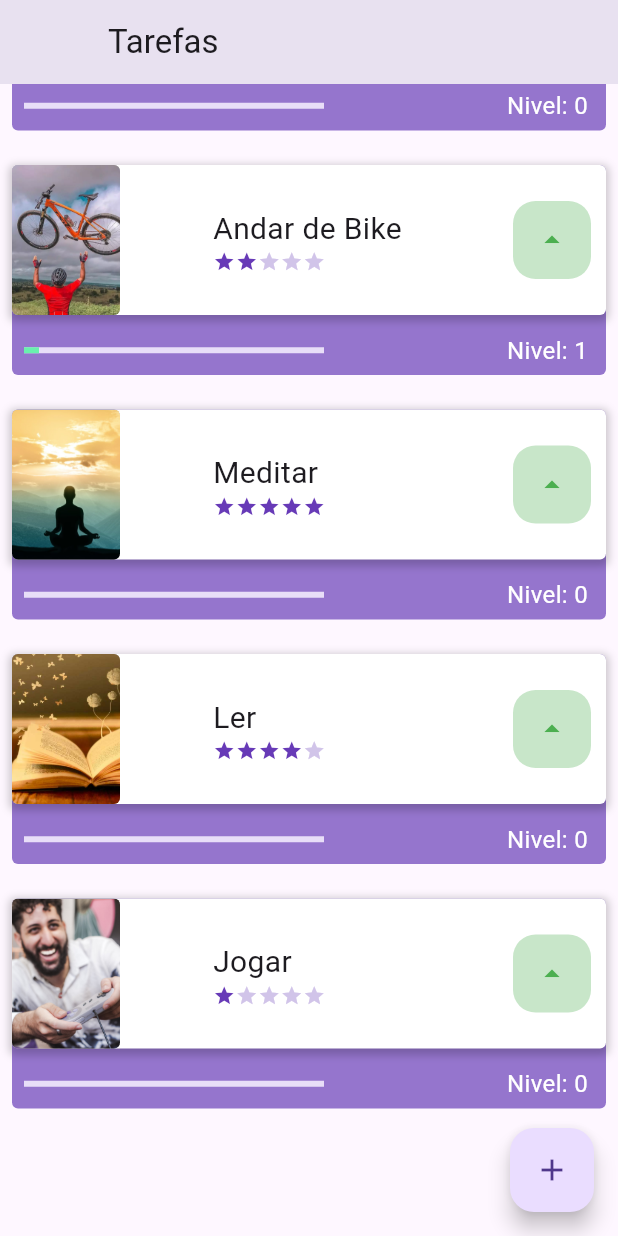
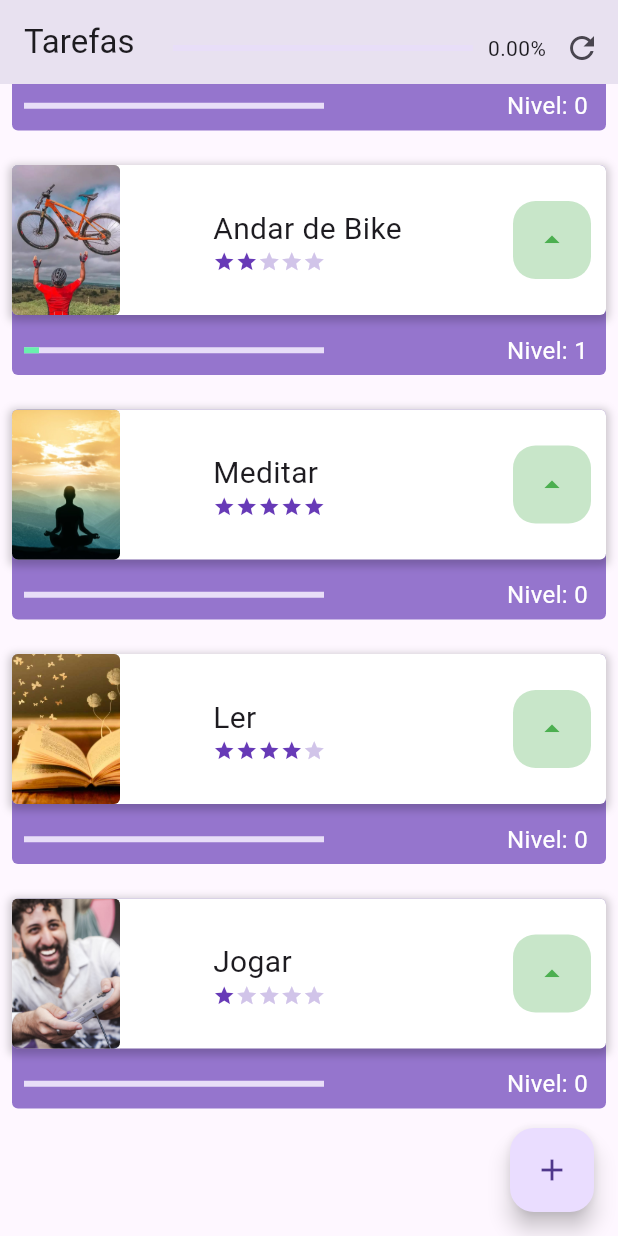
Before and after one commit to analubarreto/primeiro_projeto_flutter, a Flutter app: the screen it shows after launch, scrolled down 125 dp, after a tap on the "arrow drop up" icon, on a phone screen of 412 x 824 dp. Run offline on Flutter 3.47's test engine with Material 2 defaults, Android fonts, the phone set to English and light mode, and no system bars.

Commit message:
Finished challenge

```diff
--- a/lib/Components/task.dart
+++ b/lib/Components/task.dart
@@ -1,15 +1,15 @@
 import 'package:flutter/material.dart';
 import 'package:primeiro_projeto/components/difficulty.dart';
+import 'package:primeiro_projeto/data/task_inherited.dart';
 
 class Task extends StatefulWidget {
   final String name;
   final String photo;
   final int difficulty;
+  late int level;
 
-  Task(this.name, this.photo, this.difficulty, {Key? key})
+  Task(this.name, this.photo, this.difficulty, this.level, {Key? key})
       : super(key: key);
-
-  int level = 0;
 
   @override
   State<Task> createState() => _TaskState();
@@ -89,8 +89,11 @@ class _TaskState extends State<Task> {
                              child: IconButton(
                                onPressed: () {
                                  setState(() {
-                                   if (widget.level < widget.difficulty * 10) widget.level += 1;
-                                 });
+                                   if (widget.level < widget.difficulty * 10) {
+                                      widget.level += 1;
+                                      TaskInherited.of(context).updateLevel(widget.level);
+                                   }
+                                });
                                },
                                icon: const Icon(Icons.arrow_drop_up),
                                color: Colors.green,
--- a/lib/Data/task_inherited.dart
+++ b/lib/Data/task_inherited.dart
@@ -3,21 +3,36 @@ import 'package:primeiro_projeto/components/task.dart';
 
 class TaskInherited extends InheritedWidget {
   TaskInherited({
-    super.key,
+    Key? key,
     required Widget child,
-  }) : super(child: child);
+  }) : super(key: key, child: child) {
+    calculateTotalLevel();
+  }
 
   final List<Task> taskList = [
-    Task('Aprender Flutter', 'assets/images/dash.png', 3),
-    Task('Andar de Bike', 'assets/images/bike.webp', 2),
-    Task('Meditar', 'assets/images/meditar.jpeg', 5),
-    Task('Ler', 'assets/images/livro.jpg', 4),
-    Task('Jogar', 'assets/images/jogar.jpg', 1),
+    Task('Aprender Flutter', 'assets/images/dash.png', 3, 0),
+    Task('Andar de Bike', 'assets/images/bike.webp', 2, 0),
+    Task('Meditar', 'assets/images/meditar.jpeg', 5, 0),
+    Task('Ler', 'assets/images/livro.jpg', 4, 0),
+    Task('Jogar', 'assets/images/jogar.jpg', 1, 0),
   ];
 
+  late double totalLevel = 0;
+
   void newTask(String name, String photo, int difficulty) {
-    Task newTask = Task(name, photo, difficulty);
+    Task newTask = Task(name, photo, difficulty, 0);
     taskList.add(newTask);
+  }
+
+  void updateLevel(int level) {
+    for (var element in taskList) {
+      if (element.level > element.difficulty * 10) element.level = element.difficulty * 10;
+    }}
+
+  void calculateTotalLevel() {
+    double listLevel = taskList.fold(0, (previousValue, element) => previousValue + element.level);
+    double totalDifficulty = taskList.fold(0, (previousValue, element) => previousValue + element.difficulty);
+    totalLevel = (listLevel / (totalDifficulty * 10)) * 100;
   }
 
   static TaskInherited of(BuildContext context) {
@@ -28,6 +43,6 @@ class TaskInherited extends InheritedWidget {
 
   @override
   bool updateShouldNotify(TaskInherited oldWidget) {
-    return oldWidget.taskList != taskList;
+    return oldWidget.taskList != taskList || oldWidget.totalLevel != totalLevel;
   }
 }
--- a/lib/Screens/form_screen.dart
+++ b/lib/Screens/form_screen.dart
@@ -40,7 +40,7 @@ class _FormScreenState extends State<FormScreen> {
                    child: Column(
                      children: [
                        Padding(
-                         padding: EdgeInsets.symmetric(vertical: 20, horizontal: 10),
+                         padding: const EdgeInsets.symmetric(vertical: 20, horizontal: 10),
                          child: TextFormField(
                            validator: (String? value) {
                              if (isNullOrEmpty(value)) return 'Insira o nome da Tarefa';
--- a/lib/Screens/initial_screen.dart
+++ b/lib/Screens/initial_screen.dart
@@ -1,6 +1,7 @@
 
 import 'package:flutter/material.dart';
 import 'package:primeiro_projeto/data/task_inherited.dart';
+import 'package:primeiro_projeto/components/task.dart';
 
 class InitialScreen extends StatefulWidget {
 
@@ -13,14 +14,42 @@ class InitialScreen extends StatefulWidget {
 class _InitialScreenState extends State<InitialScreen> {
   @override
   Widget build(BuildContext context) {
+    final taskInherited = TaskInherited.of(context);
+    List<Task> taskList = taskInherited.taskList;
+
+
     return Scaffold(
       appBar: AppBar(
-        leading: Container(),
         title: const Text('Tarefas'),
+        flexibleSpace: Column(
+          mainAxisAlignment: MainAxisAlignment.end,
+          crossAxisAlignment: CrossAxisAlignment.end,
+          children: [
+            Row(
+              mainAxisAlignment: MainAxisAlignment.end,
+              children: [
+                SizedBox(
+                  width: 200,
+                  child: LinearProgressIndicator(
+                    color: Colors.deepPurple,
+                    value: taskInherited.totalLevel / 100,
+                  ),
+                ),
+                const SizedBox(width: 10),
+                Text('${taskInherited.totalLevel.toStringAsFixed(2)}%'),
+                IconButton(onPressed: () {
+                  setState(() {
+                    TaskInherited.of(context).calculateTotalLevel();
+                  });
+                }, icon: const Icon(Icons.refresh)),
+              ],
+            ),
+          ],
+        )
       ),
       body: ListView(
         padding: const EdgeInsets.only(top: 8, bottom: 70),
-        children: TaskInherited.of(context).taskList,
+        children: taskList,
       ),
       floatingActionButton: FloatingActionButton(
         onPressed: () {
```
